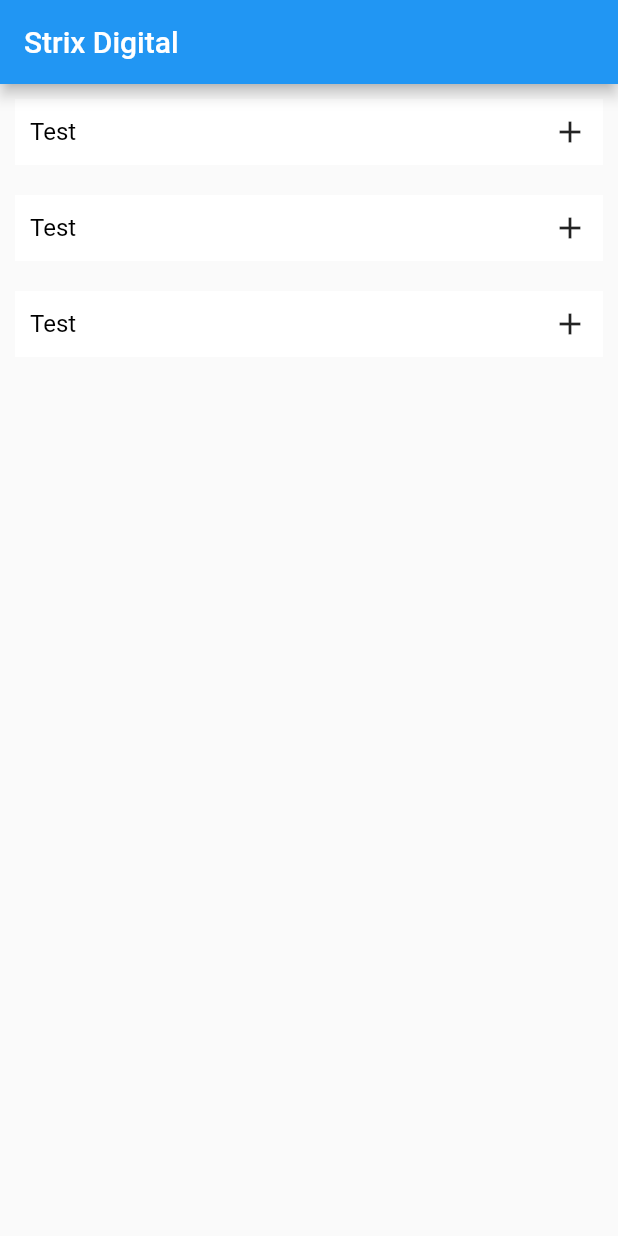
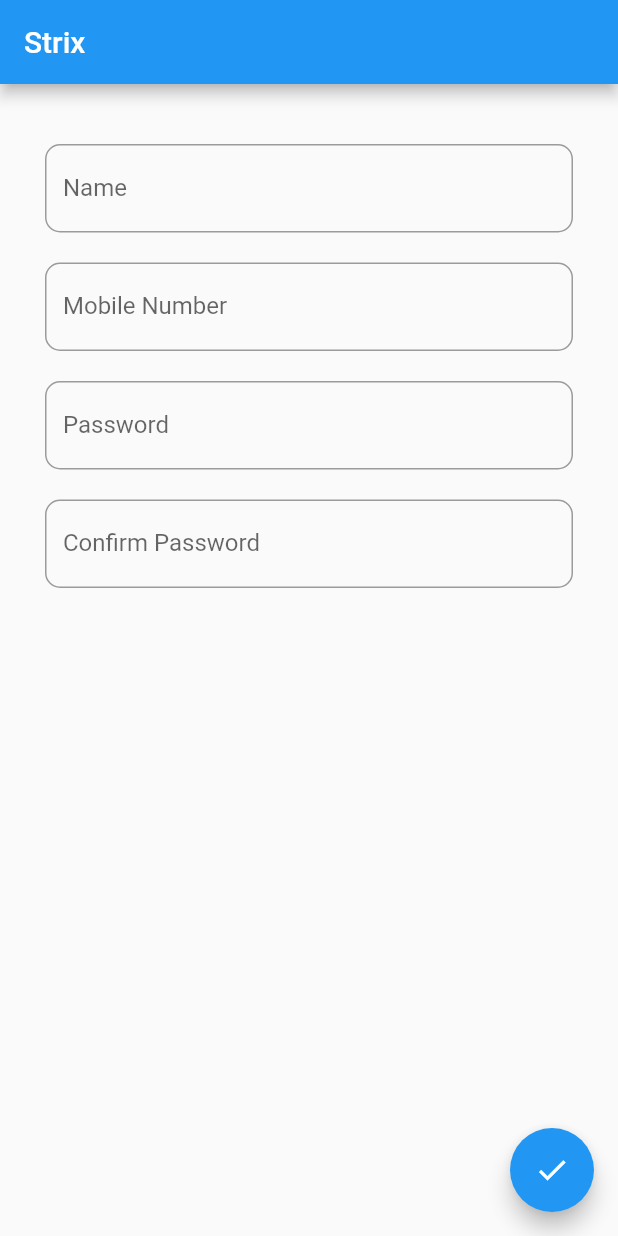
Before and after one commit to digitalstrix/test, a Flutter app: the screen it shows after launch, on a phone screen of 412 x 824 dp. Run offline on Flutter 3.47's test engine with Material 2 defaults, Android fonts, the phone set to English and light mode, and no system bars; drawn by our look-alikes of getwidget.

```diff
--- a/lib/main.dart
+++ b/lib/main.dart
@@ -23,8 +23,127 @@ class HomeScreen extends StatelessWidget {
   @override
   Widget build(BuildContext context) {
     return MaterialApp(
-        debugShowCheckedModeBanner: false,
-        title: "Strix Test",
-        home: MyAccord());
+        debugShowCheckedModeBanner: false, title: "Strix Test", home: MyForm());
   }
 }
+
+class MyForm extends StatefulWidget {
+  const MyForm({super.key});
+
+  @override
+  State<MyForm> createState() => _MyFormState();
+}
+
+class _MyFormState extends State<MyForm> {
+  var _MyFormKey = GlobalKey<FormState>();
+  var _password = TextEditingController();
+  var _confirmPassword = TextEditingController();
+  @override
+  Widget build(BuildContext context) {
+    return Scaffold(
+      appBar: AppBar(title: Text("Strix")),
+      body: Container(
+        padding: EdgeInsets.symmetric(vertical: 30, horizontal: 20),
+        child: Form(
+          key: _MyFormKey,
+          child: Column(
+            children: <Widget>[
+              Padding(
+                padding: EdgeInsets.all(10),
+                child: TextFormField(
+                  validator: (value) {
+                    if (value != null && value.isEmpty) {
+                      return "Please Enter Your Name";
+                    }
+                    if (value != null && value.length < 3) {
+                      return "Enter More Than 3 Characters";
+                    }
+                    return null;
+                  },
+                  decoration: InputDecoration(
+                      label: Text("Name"),
+                      hintText: "Your Name",
+                      border: OutlineInputBorder(
+                          borderRadius: BorderRadius.circular(10))),
+                ),
+              ),
+              Padding(
+                padding: EdgeInsets.all(10),
+                child: TextFormField(
+                  keyboardType: TextInputType.phone,
+                  validator: (value) {
+                    if (value != null && value.isEmpty) {
+                      return "Please Enter Your Mobile Number";
+                    }
+                    if (value != null && value.length < 10) {
+                      return "Enter More Than 10 Characters";
+                    }
+                    return null;
+                  },
+                  decoration: InputDecoration(
+                      label: Text("Mobile Number"),
+                      hintText: "+91 ************",
+                      border: OutlineInputBorder(
+                          borderRadius: BorderRadius.circular(10))),
+                ),
+              ),
+              Padding(
+                padding: EdgeInsets.all(10),
+                child: TextFormField(
+                  controller: _password,
+                  keyboardType: TextInputType.text,
+                  validator: (value) {
+                    if (value != null && value.isEmpty) {
+                      return "Please Enter Your Password";
+                    }
+                    if (value != null && value.length < 6) {
+                      return "Enter More Than 6 Characters";
+                    }
+                    return null;
+                  },
+                  obscureText: true,
+                  decoration: InputDecoration(
+                      label: Text("Password"),
+                      hintText: "************",
+                      border: OutlineInputBorder(
+                          borderRadius: BorderRadius.circular(10))),
+                ),
+              ),
+              Padding(
+                padding: EdgeInsets.all(10),
+                child: TextFormField(
+                  controller: _confirmPassword,
+                  keyboardType: TextInputType.text,
+                  validator: (value) {
+                    if (value != null && value.isEmpty) {
+                      return "Please Enter Your Password";
+                    }
+                    if (value != null && value.length < 6) {
+                      return "Enter More Than 6 Characters";
+                    }
+                    if (value != _password.value.text) {
+                      return "Password Does Not Match";
+                    }
+                    return null;
+                  },
+                  obscureText: true,
+                  decoration: InputDecoration(
+                      label: Text("Confirm Password"),
+                      hintText: "************",
+                      border: OutlineInputBorder(
+                          borderRadius: BorderRadius.circular(10))),
+                ),
+              ),
+            ],
+          ),
+        ),
+      ),
+      floatingActionButton: FloatingActionButton(
+        child: Icon(Icons.done),
+        onPressed: () {
+          _MyFormKey.currentState?.validate();
+        },
+      ),
+    );
+  }
+}
```
